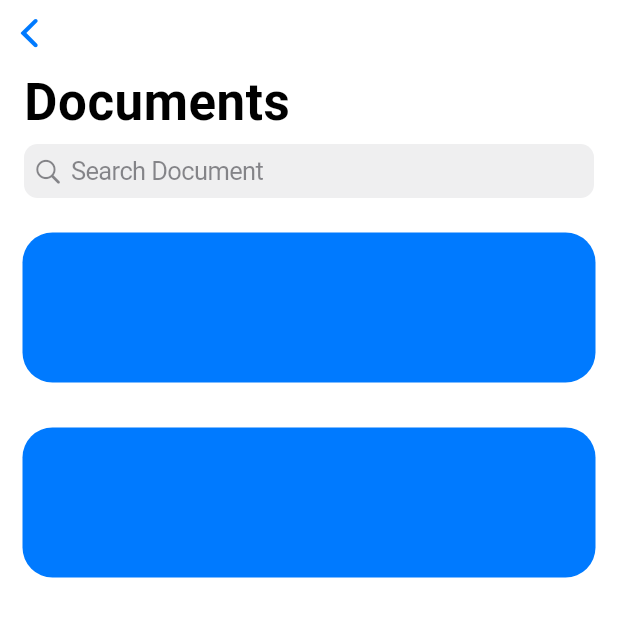
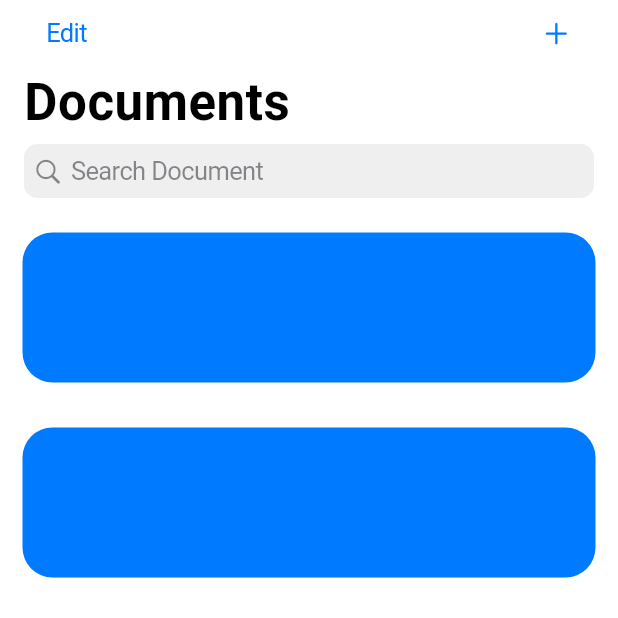
Before and after one commit to Ram3ez/RecurSafe, a Flutter app: the DocumentsPage screen opened directly, on a phone screen of 412 x 824 dp, the top half of it. Run offline on Flutter 3.47's test engine with Material 3 defaults, Android fonts, the phone set to English and light mode, and no system bars; our stand-ins replace device_preview.

Commit message:
edit and + button

```diff
--- a/lib/main.dart
+++ b/lib/main.dart
@@ -11,7 +11,7 @@ import "package:recursafe/pages/settings_page.dart";
 void main() {
   runApp(
     DevicePreview(
-      enabled: /* !kReleaseMode */ false,
+      enabled: /* !kReleaseMode */ true,
       builder: (context) => MyApp(),
     ),
   );
--- a/lib/pages/documents_page.dart
+++ b/lib/pages/documents_page.dart
@@ -12,6 +12,16 @@ class DocumentsPage extends StatelessWidget {
         slivers: [
           CupertinoSliverNavigationBar.search(
             largeTitle: Text("Documents"),
+            leading: CupertinoButton(
+              sizeStyle: CupertinoButtonSize.medium,
+              child: Text("Edit"),
+              onPressed: () {},
+            ),
+            trailing: CupertinoButton(
+              sizeStyle: CupertinoButtonSize.medium,
+              child: Icon(CupertinoIcons.add),
+              onPressed: () {},
+            ),
             searchField: SearchField(
               placeholder: "Search Document",
             ),
```
